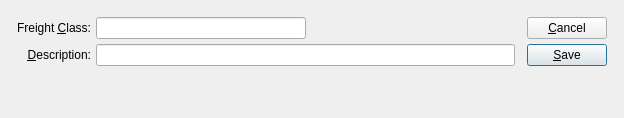
First picture: the form in xtuple/trunk/guiclient/freightClass.ui, repository WooodHead/xtuple, before the edit.
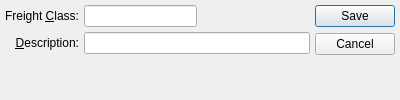
Second picture: the form after the edit. Custom widgets are drawn as their Qt base class.

Diff of the .ui file:
```diff
--- a/xtuple/trunk/guiclient/freightClass.ui
+++ b/xtuple/trunk/guiclient/freightClass.ui
@@ -8,46 +8,26 @@
 is available at www.xtuple.com/CPAL.  By using this software, you agree
 to be bound by its terms.</comment>
  <class>freightClass</class>
- <widget class="QDialog" name="freightClass" >
-  <property name="geometry" >
+ <widget class="QDialog" name="freightClass">
+  <property name="geometry">
    <rect>
     <x>0</x>
     <y>0</y>
-    <width>624</width>
-    <height>118</height>
+    <width>400</width>
+    <height>100</height>
    </rect>
   </property>
   <property name="windowTitle" >
    <string>Freight Class</string>
   </property>
-  <layout class="QGridLayout" >
-   <item row="0" column="0" >
-    <layout class="QGridLayout" >
-     <property name="leftMargin" >
-      <number>12</number>
-     </property>
-     <property name="topMargin" >
-      <number>12</number>
-     </property>
-     <property name="rightMargin" >
-      <number>12</number>
-     </property>
-     <property name="bottomMargin" >
-      <number>12</number>
-     </property>
-     <property name="horizontalSpacing" >
-      <number>12</number>
-     </property>
-     <property name="verticalSpacing" >
-      <number>12</number>
-     </property>
-     <item row="0" column="0" >
-      <layout class="QVBoxLayout" >
+  <layout class="QGridLayout" name="gridLayout">
+   <item row="0" column="0">
+    <layout class="QVBoxLayout">
        <item>
-        <layout class="QGridLayout" >
-         <item row="0" column="0" >
-          <widget class="QLabel" name="_freightClassLit" >
-           <property name="text" >
+      <layout class="QGridLayout">
+       <item row="0" column="0">
+        <widget class="QLabel" name="_freightClassLit">
+         <property name="text">
             <string>Freight &amp;Class:</string>
            </property>
            <property name="alignment" >
@@ -58,10 +38,10 @@
            </property>
           </widget>
          </item>
-         <item row="0" column="1" >
-          <layout class="QHBoxLayout" >
+       <item row="0" column="1">
+        <layout class="QHBoxLayout">
            <item>
-            <widget class="XLineEdit" name="_freightClass" />
+          <widget class="XLineEdit" name="_freightClass"/>
            </item>
            <item>
             <spacer>
@@ -81,9 +61,9 @@
            </item>
           </layout>
          </item>
-         <item row="1" column="0" >
-          <widget class="QLabel" name="_descriptionLit" >
-           <property name="text" >
+       <item row="1" column="0">
+        <widget class="QLabel" name="_descriptionLit">
+         <property name="text">
             <string>&amp;Description:</string>
            </property>
            <property name="alignment" >
@@ -94,8 +74,8 @@
            </property>
           </widget>
          </item>
-         <item row="1" column="1" >
-          <widget class="XLineEdit" name="_description" />
+       <item row="1" column="1">
+        <widget class="XLineEdit" name="_description"/>
          </item>
         </layout>
        </item>
@@ -107,57 +87,7 @@
          <property name="sizeType" >
           <enum>QSizePolicy::Expanding</enum>
          </property>
-         <property name="sizeHint" >
-          <size>
-           <width>479</width>
-           <height>0</height>
-          </size>
-         </property>
-        </spacer>
-       </item>
-      </layout>
-     </item>
-     <item row="0" column="1" >
-      <layout class="QVBoxLayout" >
-       <property name="spacing" >
-        <number>0</number>
-       </property>
-       <item>
-        <layout class="QVBoxLayout" >
-         <property name="spacing" >
-          <number>5</number>
-         </property>
-         <item>
-          <widget class="QPushButton" name="_close" >
-           <property name="text" >
-            <string>&amp;Cancel</string>
-           </property>
-          </widget>
-         </item>
-         <item>
-          <widget class="QPushButton" name="_save" >
-           <property name="text" >
-            <string>&amp;Save</string>
-           </property>
-           <property name="autoDefault" >
-            <bool>true</bool>
-           </property>
-           <property name="default" >
-            <bool>true</bool>
-           </property>
-          </widget>
-         </item>
-        </layout>
-       </item>
-       <item>
-        <spacer>
-         <property name="orientation" >
-          <enum>Qt::Vertical</enum>
-         </property>
-         <property name="sizeType" >
-          <enum>QSizePolicy::Expanding</enum>
-         </property>
-         <property name="sizeHint" >
+       <property name="sizeHint" stdset="0">
           <size>
            <width>20</width>
            <height>0</height>
@@ -167,11 +97,19 @@
        </item>
       </layout>
      </item>
-    </layout>
+   <item row="0" column="1">
+    <widget class="QDialogButtonBox" name="_buttonBox">
+     <property name="orientation">
+      <enum>Qt::Vertical</enum>
+     </property>
+     <property name="standardButtons">
+      <set>QDialogButtonBox::Cancel|QDialogButtonBox::Save</set>
+     </property>
+    </widget>
    </item>
   </layout>
  </widget>
- <layoutdefault spacing="5" margin="5" />
+ <layoutdefault spacing="5" margin="5"/>
  <pixmapfunction>qPixmapFromMimeSource</pixmapfunction>
  <customwidgets>
   <customwidget>
```
Left out of the diff: 48 changed lines with no effect on the pictures. Lines whose indentation alone changed are shown as unchanged.
